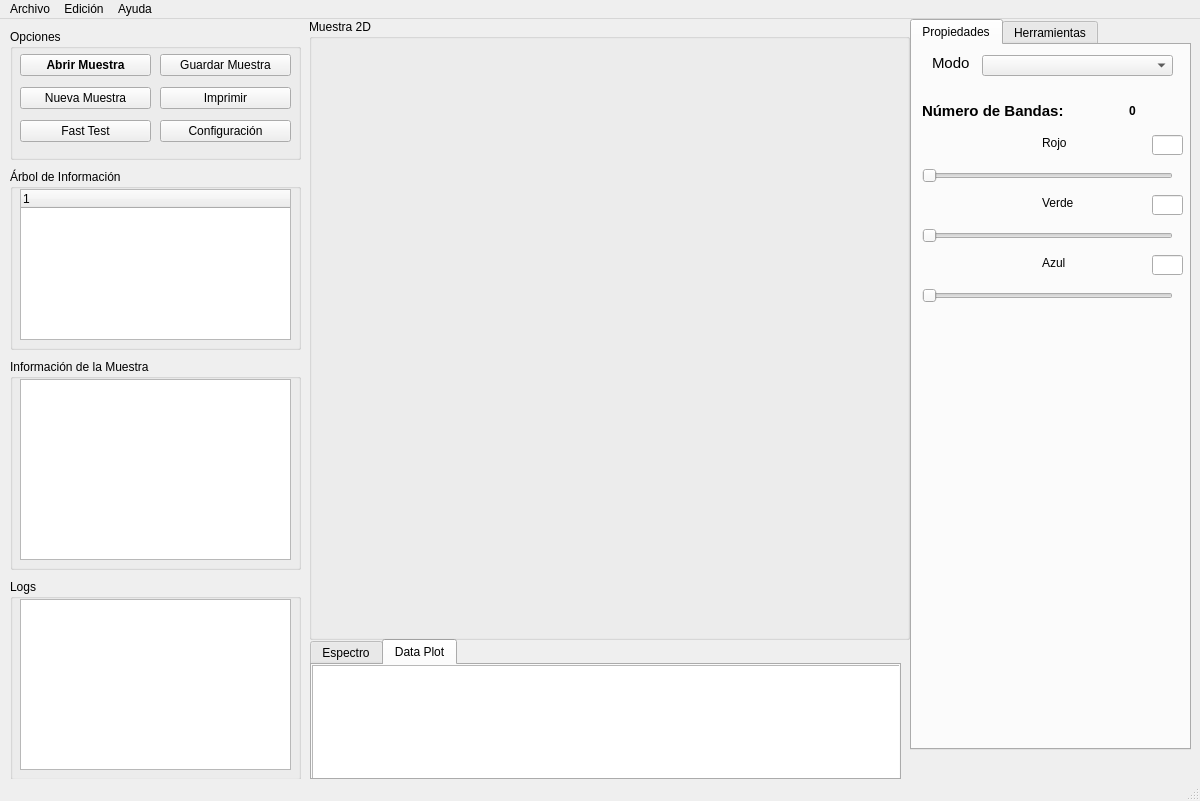
The window that ui/main.ui (4c1dhydr4/hyperspectral) describes before a commit, drawn with Qt 5.
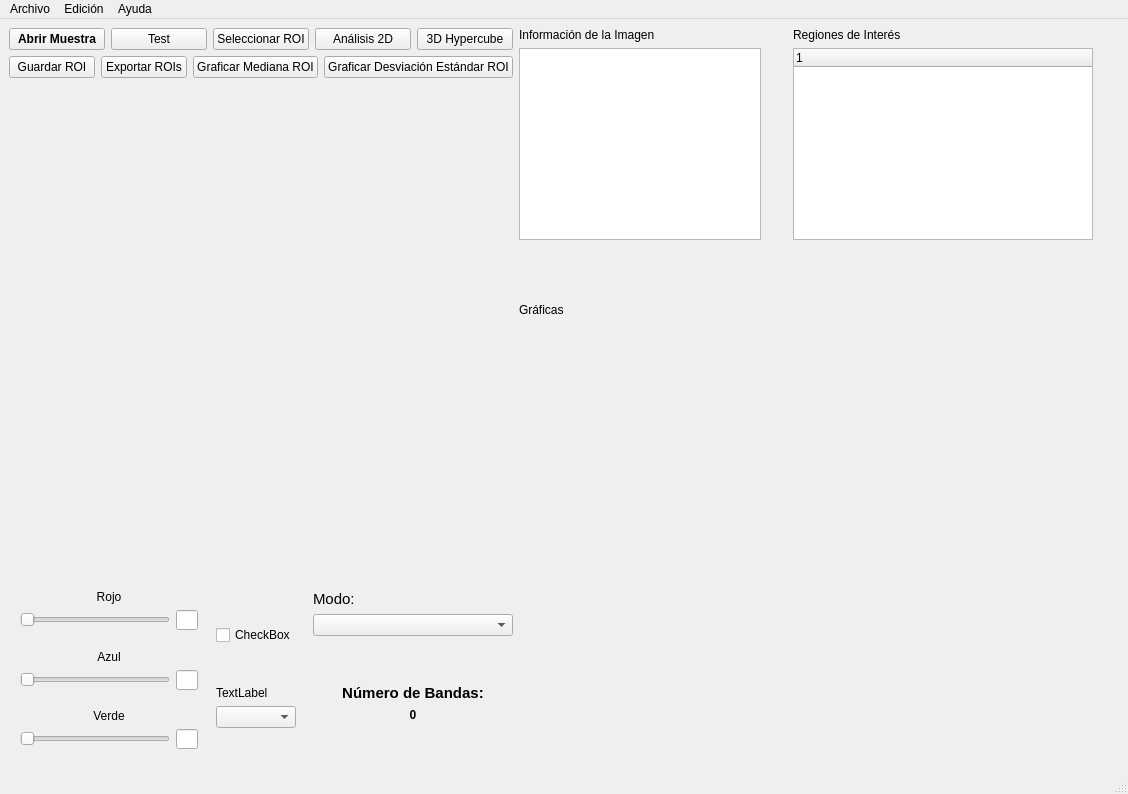
The same window after the commit. The open tabs and pages were chosen to show the change. Custom widgets are drawn as their Qt base class.

Diff of the .ui file:
```diff
--- a/ui/main.ui
+++ b/ui/main.ui
@@ -6,37 +6,18 @@
    <rect>
     <x>0</x>
     <y>0</y>
-    <width>1200</width>
-    <height>801</height>
+    <width>1128</width>
+    <height>794</height>
    </rect>
   </property>
   <property name="windowTitle">
    <string>MainWindow</string>
   </property>
   <widget class="QWidget" name="centralwidget">
-   <widget class="QGroupBox" name="groupBox">
-    <property name="geometry">
-     <rect>
-      <x>10</x>
-      <y>10</y>
-      <width>291</width>
-      <height>131</height>
-     </rect>
-    </property>
-    <property name="title">
-     <string>Opciones</string>
-    </property>
-    <widget class="QWidget" name="gridLayoutWidget">
-     <property name="geometry">
-      <rect>
-       <x>10</x>
-       <y>20</y>
-       <width>131</width>
-       <height>101</height>
-      </rect>
-     </property>
-     <layout class="QGridLayout" name="gridLayout">
-      <item row="0" column="0">
+   <layout class="QGridLayout" name="gridLayout_4">
+    <item row="0" column="0">
+     <layout class="QHBoxLayout" name="horizontalLayout_2">
+      <item>
        <widget class="QPushButton" name="button_open_sample">
         <property name="font">
          <font>
@@ -51,463 +32,618 @@
         </property>
        </widget>
       </item>
-      <item row="1" column="0">
-       <widget class="QPushButton" name="button_new_sample">
-        <property name="text">
-         <string>Nueva Muestra</string>
-        </property>
-       </widget>
-      </item>
-      <item row="2" column="0">
+      <item>
        <widget class="QPushButton" name="button_fast_test">
         <property name="text">
-         <string>Fast Test</string>
+         <string>Test</string>
         </property>
        </widget>
       </item>
+      <item>
+       <widget class="QPushButton" name="lasso_button">
+        <property name="text">
+         <string>Seleccionar ROI</string>
+        </property>
+       </widget>
+      </item>
+      <item>
+       <widget class="QPushButton" name="button_pixel_analityc">
+        <property name="text">
+         <string>Análisis 2D</string>
+        </property>
+       </widget>
+      </item>
+      <item>
+       <widget class="QPushButton" name="button_3d_hypercube">
+        <property name="text">
+         <string>3D Hypercube</string>
+        </property>
+       </widget>
+      </item>
      </layout>
-    </widget>
-    <widget class="QWidget" name="gridLayoutWidget_2">
-     <property name="geometry">
-      <rect>
-       <x>150</x>
-       <y>20</y>
-       <width>131</width>
-       <height>101</height>
-      </rect>
-     </property>
-     <layout class="QGridLayout" name="gridLayout_3">
-      <item row="1" column="0">
-       <widget class="QPushButton" name="button_print">
+    </item>
+    <item row="0" column="2" rowspan="4">
+     <layout class="QVBoxLayout" name="verticalLayout_2">
+      <item>
+       <layout class="QHBoxLayout" name="horizontalLayout_12">
+        <item>
+         <layout class="QVBoxLayout" name="verticalLayout_3">
+          <item>
+           <widget class="QLabel" name="label_5">
+            <property name="text">
+             <string>Información de la Imagen</string>
+            </property>
+           </widget>
+          </item>
+          <item>
+           <widget class="QTextBrowser" name="text_browser_info">
+            <property name="minimumSize">
+             <size>
+              <width>0</width>
+              <height>150</height>
+             </size>
+            </property>
+            <property name="maximumSize">
+             <size>
+              <width>300</width>
+              <height>200</height>
+             </size>
+            </property>
+           </widget>
+          </item>
+         </layout>
+        </item>
+        <item>
+         <spacer name="horizontalSpacer">
+          <property name="orientation">
+           <enum>Qt::Horizontal</enum>
+          </property>
+          <property name="sizeHint" stdset="0">
+           <size>
+            <width>40</width>
+            <height>20</height>
+           </size>
+          </property>
+         </spacer>
+        </item>
+        <item>
+         <layout class="QVBoxLayout" name="verticalLayout_5">
+          <item>
+           <widget class="QLabel" name="label_8">
+            <property name="text">
+             <string>Regiones de Interés</string>
+            </property>
+           </widget>
+          </item>
+          <item>
+           <widget class="QTreeWidget" name="rois_tree_widget">
+            <property name="minimumSize">
+             <size>
+              <width>300</width>
+              <height>150</height>
+             </size>
+            </property>
+            <property name="maximumSize">
+             <size>
+              <width>300</width>
+              <height>200</height>
+             </size>
+            </property>
+            <column>
+             <property name="text">
+              <string notr="true">1</string>
+             </property>
+            </column>
+           </widget>
+          </item>
+         </layout>
+        </item>
+        <item>
+         <spacer name="horizontalSpacer_6">
+          <property name="orientation">
+           <enum>Qt::Horizontal</enum>
+          </property>
+          <property name="sizeHint" stdset="0">
+           <size>
+            <width>40</width>
+            <height>20</height>
+           </size>
+          </property>
+         </spacer>
+        </item>
+       </layout>
+      </item>
+      <item>
+       <spacer name="verticalSpacer_5">
+        <property name="orientation">
+         <enum>Qt::Vertical</enum>
+        </property>
+        <property name="sizeHint" stdset="0">
+         <size>
+          <width>20</width>
+          <height>40</height>
+         </size>
+        </property>
+       </spacer>
+      </item>
+      <item>
+       <layout class="QVBoxLayout" name="verticalLayout_9">
+        <item>
+         <widget class="QLabel" name="label_6">
+          <property name="text">
+           <string>Gráficas</string>
+          </property>
+         </widget>
+        </item>
+        <item>
+         <widget class="graph_plot_view" name="graph_plot_view" native="true">
+          <property name="minimumSize">
+           <size>
+            <width>600</width>
+            <height>400</height>
+           </size>
+          </property>
+          <property name="maximumSize">
+           <size>
+            <width>700</width>
+            <height>600</height>
+           </size>
+          </property>
+         </widget>
+        </item>
+        <item>
+         <spacer name="verticalSpacer_10">
+          <property name="orientation">
+           <enum>Qt::Vertical</enum>
+          </property>
+          <property name="sizeHint" stdset="0">
+           <size>
+            <width>20</width>
+            <height>40</height>
+           </size>
+          </property>
+         </spacer>
+        </item>
+       </layout>
+      </item>
+     </layout>
+    </item>
+    <item row="1" column="0">
+     <layout class="QHBoxLayout" name="horizontalLayout_8">
+      <item>
+       <widget class="QPushButton" name="add_roi_button">
         <property name="text">
-         <string>Imprimir</string>
+         <string>Guardar ROI</string>
         </property>
        </widget>
       </item>
-      <item row="0" column="0">
-       <widget class="QPushButton" name="button_save_sample">
+      <item>
+       <widget class="QPushButton" name="export_roi_button">
         <property name="text">
-         <string>Guardar Muestra</string>
+         <string>Exportar ROIs</string>
         </property>
        </widget>
       </item>
-      <item row="2" column="0">
-       <widget class="QPushButton" name="button_configuration">
+      <item>
+       <widget class="QPushButton" name="graph_profile_button">
         <property name="text">
-         <string>Configuración</string>
+         <string>Graficar Mediana ROI</string>
         </property>
        </widget>
       </item>
+      <item>
+       <widget class="QPushButton" name="graph_standar_des_button">
+        <property name="text">
+         <string>Graficar Desviación Estándar ROI</string>
+        </property>
+       </widget>
+      </item>
      </layout>
-    </widget>
-   </widget>
-   <widget class="QGroupBox" name="groupBox_2">
-    <property name="geometry">
-     <rect>
-      <x>10</x>
-      <y>340</y>
-      <width>291</width>
-      <height>211</height>
-     </rect>
-    </property>
-    <property name="title">
-     <string>Información de la Muestra</string>
-    </property>
-    <widget class="QTextBrowser" name="text_browser_info">
-     <property name="geometry">
-      <rect>
-       <x>10</x>
-       <y>20</y>
-       <width>271</width>
-       <height>181</height>
-      </rect>
-     </property>
-    </widget>
-   </widget>
-   <widget class="QGroupBox" name="groupBox_3">
-    <property name="geometry">
-     <rect>
-      <x>10</x>
-      <y>560</y>
-      <width>291</width>
-      <height>201</height>
-     </rect>
-    </property>
-    <property name="title">
-     <string>Logs</string>
-    </property>
-    <widget class="QListWidget" name="list_view_logs">
-     <property name="geometry">
-      <rect>
-       <x>10</x>
-       <y>20</y>
-       <width>271</width>
-       <height>171</height>
-      </rect>
-     </property>
-    </widget>
-   </widget>
-   <widget class="QGroupBox" name="groupBox_4">
-    <property name="geometry">
-     <rect>
-      <x>10</x>
-      <y>150</y>
-      <width>291</width>
-      <height>181</height>
-     </rect>
-    </property>
-    <property name="title">
-     <string>Árbol de Información</string>
-    </property>
-    <widget class="QTreeWidget" name="tree_information">
-     <property name="geometry">
-      <rect>
-       <x>10</x>
-       <y>20</y>
-       <width>271</width>
-       <height>151</height>
-      </rect>
-     </property>
-     <column>
-      <property name="text">
-       <string notr="true">1</string>
+    </item>
+    <item row="2" column="0">
+     <widget class="graph_2d_view" name="graph_2d_view" native="true">
+      <property name="minimumSize">
+       <size>
+        <width>500</width>
+        <height>500</height>
+       </size>
       </property>
-     </column>
-    </widget>
-   </widget>
-   <widget class="QTabWidget" name="tabWidget_2">
-    <property name="geometry">
-     <rect>
-      <x>310</x>
-      <y>620</y>
-      <width>591</width>
-      <height>141</height>
-     </rect>
-    </property>
-    <property name="currentIndex">
-     <number>0</number>
-    </property>
-    <widget class="QWidget" name="tab_3">
-     <attribute name="title">
-      <string>Espectro</string>
-     </attribute>
-     <widget class="QGraphicsView" name="graph_view_spectre">
-      <property name="geometry">
-       <rect>
-        <x>0</x>
-        <y>0</y>
-        <width>591</width>
-        <height>121</height>
-       </rect>
+      <property name="maximumSize">
+       <size>
+        <width>1200</width>
+        <height>1200</height>
+       </size>
       </property>
      </widget>
-    </widget>
-    <widget class="QWidget" name="tab_4">
-     <attribute name="title">
-      <string>Data Plot</string>
-     </attribute>
-     <widget class="QGraphicsView" name="graph_view_plot">
-      <property name="geometry">
-       <rect>
-        <x>0</x>
-        <y>0</y>
-        <width>591</width>
-        <height>121</height>
-       </rect>
-      </property>
-     </widget>
-    </widget>
-   </widget>
-   <widget class="QTabWidget" name="tabWidget_3">
-    <property name="geometry">
-     <rect>
-      <x>910</x>
-      <y>0</y>
-      <width>281</width>
-      <height>731</height>
-     </rect>
-    </property>
-    <property name="currentIndex">
-     <number>0</number>
-    </property>
-    <widget class="QWidget" name="tab_6">
-     <attribute name="title">
-      <string>Propiedades</string>
-     </attribute>
-     <widget class="QLabel" name="label">
-      <property name="geometry">
-       <rect>
-        <x>20</x>
-        <y>10</y>
-        <width>41</width>
-        <height>16</height>
-       </rect>
-      </property>
-      <property name="font">
-       <font>
-        <pointsize>11</pointsize>
-       </font>
-      </property>
-      <property name="text">
-       <string>Modo</string>
-      </property>
-     </widget>
-     <widget class="QComboBox" name="combo_mode">
-      <property name="geometry">
-       <rect>
-        <x>70</x>
-        <y>10</y>
-        <width>191</width>
-        <height>21</height>
-       </rect>
-      </property>
-     </widget>
-     <widget class="QSlider" name="slider_red_band">
-      <property name="geometry">
-       <rect>
-        <x>10</x>
-        <y>120</y>
-        <width>251</width>
-        <height>22</height>
-       </rect>
-      </property>
-      <property name="orientation">
-       <enum>Qt::Horizontal</enum>
-      </property>
-     </widget>
-     <widget class="QLabel" name="label_2">
-      <property name="geometry">
-       <rect>
-        <x>130</x>
-        <y>90</y>
-        <width>31</width>
-        <height>16</height>
-       </rect>
-      </property>
-      <property name="text">
-       <string>Rojo</string>
-      </property>
-     </widget>
-     <widget class="QLabel" name="label_3">
-      <property name="geometry">
-       <rect>
-        <x>130</x>
-        <y>150</y>
-        <width>31</width>
-        <height>16</height>
-       </rect>
-      </property>
-      <property name="text">
-       <string>Verde</string>
-      </property>
-     </widget>
-     <widget class="QSlider" name="slider_green_band">
-      <property name="geometry">
-       <rect>
-        <x>10</x>
-        <y>180</y>
-        <width>251</width>
-        <height>22</height>
-       </rect>
-      </property>
-      <property name="orientation">
-       <enum>Qt::Horizontal</enum>
-      </property>
-     </widget>
-     <widget class="QSlider" name="slider_blue_band">
-      <property name="geometry">
-       <rect>
-        <x>10</x>
-        <y>240</y>
-        <width>251</width>
-        <height>22</height>
-       </rect>
-      </property>
-      <property name="orientation">
-       <enum>Qt::Horizontal</enum>
-      </property>
-     </widget>
-     <widget class="QLabel" name="label_4">
-      <property name="geometry">
-       <rect>
-        <x>130</x>
-        <y>210</y>
-        <width>31</width>
-        <height>16</height>
-       </rect>
-      </property>
-      <property name="text">
-       <string>Azul</string>
-      </property>
-     </widget>
-     <widget class="QLineEdit" name="red_text_box">
-      <property name="geometry">
-       <rect>
-        <x>240</x>
-        <y>90</y>
-        <width>31</width>
-        <height>20</height>
-       </rect>
-      </property>
-     </widget>
-     <widget class="QLineEdit" name="green_text_box">
-      <property name="geometry">
-       <rect>
-        <x>240</x>
-        <y>150</y>
-        <width>31</width>
-        <height>20</height>
-       </rect>
-      </property>
-     </widget>
-     <widget class="QLineEdit" name="blue_text_box">
-      <property name="geometry">
-       <rect>
-        <x>240</x>
-        <y>210</y>
-        <width>31</width>
-        <height>20</height>
-       </rect>
-      </property>
-     </widget>
-     <widget class="QLabel" name="mode_title">
-      <property name="geometry">
-       <rect>
-        <x>10</x>
-        <y>50</y>
-        <width>161</width>
-        <height>31</height>
-       </rect>
-      </property>
-      <property name="font">
-       <font>
-        <pointsize>11</pointsize>
-        <weight>75</weight>
-        <bold>true</bold>
-       </font>
-      </property>
-      <property name="text">
-       <string>Número de Bandas:</string>
-      </property>
-     </widget>
-     <widget class="QLabel" name="nbands">
-      <property name="geometry">
-       <rect>
-        <x>170</x>
-        <y>50</y>
-        <width>101</width>
-        <height>31</height>
-       </rect>
-      </property>
-      <property name="font">
-       <font>
-        <pointsize>9</pointsize>
-        <weight>75</weight>
-        <bold>true</bold>
-       </font>
-      </property>
-      <property name="text">
-       <string>0</string>
-      </property>
-      <property name="alignment">
-       <set>Qt::AlignCenter</set>
-      </property>
-     </widget>
-    </widget>
-    <widget class="QWidget" name="tab_5">
-     <attribute name="title">
-      <string>Herramientas</string>
-     </attribute>
-     <widget class="QPushButton" name="button_3d_hypercube">
-      <property name="geometry">
-       <rect>
-        <x>10</x>
-        <y>10</y>
-        <width>251</width>
-        <height>31</height>
-       </rect>
-      </property>
-      <property name="text">
-       <string>Visualizar Hipercubo en 3D</string>
-      </property>
-     </widget>
-     <widget class="QPushButton" name="button_pixel_analityc">
-      <property name="geometry">
-       <rect>
-        <x>10</x>
-        <y>50</y>
-        <width>251</width>
-        <height>31</height>
-       </rect>
-      </property>
-      <property name="text">
-       <string>Análisis de Píxeles</string>
-      </property>
-     </widget>
-     <widget class="QGroupBox" name="groupBox_6">
-      <property name="geometry">
-       <rect>
-        <x>10</x>
-        <y>90</y>
-        <width>251</width>
-        <height>141</height>
-       </rect>
-      </property>
-      <property name="title">
-       <string>Herramientas de Selección de Datos</string>
-      </property>
-      <widget class="QPushButton" name="lasso_button">
-       <property name="geometry">
-        <rect>
-         <x>10</x>
-         <y>20</y>
-         <width>111</width>
-         <height>23</height>
-        </rect>
-       </property>
-       <property name="text">
-        <string>Lasso Selector</string>
-       </property>
-      </widget>
-      <widget class="QPushButton" name="rectangle_button">
-       <property name="geometry">
-        <rect>
-         <x>130</x>
-         <y>20</y>
-         <width>111</width>
-         <height>23</height>
-        </rect>
-       </property>
-       <property name="text">
-        <string>Rectangle Selector</string>
-       </property>
-      </widget>
-     </widget>
-    </widget>
-   </widget>
-   <widget class="QGroupBox" name="groupBox_5">
-    <property name="geometry">
-     <rect>
-      <x>309</x>
-      <y>0</y>
-      <width>601</width>
-      <height>621</height>
-     </rect>
-    </property>
-    <property name="title">
-     <string>Muestra 2D</string>
-    </property>
-    <widget class="graph_2d_view" name="graph_2d_view" native="true">
-     <property name="geometry">
-      <rect>
-       <x>0</x>
-       <y>9</y>
-       <width>600</width>
-       <height>600</height>
-      </rect>
-     </property>
-    </widget>
-   </widget>
+    </item>
+    <item row="3" column="0">
+     <layout class="QHBoxLayout" name="horizontalLayout_11">
+      <item>
+       <spacer name="horizontalSpacer_3">
+        <property name="orientation">
+         <enum>Qt::Horizontal</enum>
+        </property>
+        <property name="sizeHint" stdset="0">
+         <size>
+          <width>40</width>
+          <height>20</height>
+         </size>
+        </property>
+       </spacer>
+      </item>
+      <item>
+       <layout class="QVBoxLayout" name="verticalLayout_4">
+        <item>
+         <widget class="QLabel" name="label_2">
+          <property name="text">
+           <string>Rojo</string>
+          </property>
+          <property name="alignment">
+           <set>Qt::AlignCenter</set>
+          </property>
+         </widget>
+        </item>
+        <item>
+         <layout class="QHBoxLayout" name="horizontalLayout_3">
+          <item>
+           <widget class="QSlider" name="slider_red_band">
+            <property name="minimumSize">
+             <size>
+              <width>150</width>
+              <height>0</height>
+             </size>
+            </property>
+            <property name="maximumSize">
+             <size>
+              <width>200</width>
+              <height>16777215</height>
+             </size>
+            </property>
+            <property name="orientation">
+             <enum>Qt::Horizontal</enum>
+            </property>
+           </widget>
+          </item>
+          <item>
+           <widget class="QLineEdit" name="red_text_box">
+            <property name="maximumSize">
+             <size>
+              <width>30</width>
+              <height>20</height>
+             </size>
+            </property>
+           </widget>
+          </item>
+         </layout>
+        </item>
+        <item>
+         <spacer name="verticalSpacer_2">
+          <property name="orientation">
+           <enum>Qt::Vertical</enum>
+          </property>
+          <property name="sizeHint" stdset="0">
+           <size>
+            <width>20</width>
+            <height>40</height>
+           </size>
+          </property>
+         </spacer>
+        </item>
+        <item>
+         <layout class="QVBoxLayout" name="verticalLayout_7">
+          <item>
+           <widget class="QLabel" name="label_4">
+            <property name="text">
+             <string>Azul</string>
+            </property>
+            <property name="alignment">
+             <set>Qt::AlignCenter</set>
+            </property>
+           </widget>
+          </item>
+          <item>
+           <layout class="QHBoxLayout" name="horizontalLayout_4">
+            <item>
+             <widget class="QSlider" name="slider_blue_band">
+              <property name="minimumSize">
+               <size>
+                <width>150</width>
+                <height>0</height>
+               </size>
+              </property>
+              <property name="maximumSize">
+               <size>
+                <width>200</width>
+                <height>16777215</height>
+               </size>
+              </property>
+              <property name="orientation">
+               <enum>Qt::Horizontal</enum>
+              </property>
+             </widget>
+            </item>
+            <item>
+             <widget class="QLineEdit" name="blue_text_box">
+              <property name="maximumSize">
+               <size>
+                <width>30</width>
+                <height>20</height>
+               </size>
+              </property>
+             </widget>
+            </item>
+           </layout>
+          </item>
+         </layout>
+        </item>
+        <item>
+         <spacer name="verticalSpacer_4">
+          <property name="orientation">
+           <enum>Qt::Vertical</enum>
+          </property>
+          <property name="sizeHint" stdset="0">
+           <size>
+            <width>20</width>
+            <height>40</height>
+           </size>
+          </property>
+         </spacer>
+        </item>
+        <item>
+         <layout class="QVBoxLayout" name="verticalLayout_8">
+          <item>
+           <widget class="QLabel" name="label_3">
+            <property name="text">
+             <string>Verde</string>
+            </property>
+            <property name="alignment">
+             <set>Qt::AlignCenter</set>
+            </property>
+           </widget>
+          </item>
+          <item>
+           <layout class="QHBoxLayout" name="horizontalLayout_5">
+            <item>
+             <widget class="QSlider" name="slider_green_band">
+              <property name="minimumSize">
+               <size>
+                <width>150</width>
+                <height>0</height>
+               </size>
+              </property>
+              <property name="maximumSize">
+               <size>
+                <width>200</width>
+                <height>16777215</height>
+               </size>
+              </property>
+              <property name="orientation">
+               <enum>Qt::Horizontal</enum>
+              </property>
+             </widget>
+            </item>
+            <item>
+             <widget class="QLineEdit" name="green_text_box">
+              <property name="maximumSize">
+               <size>
+                <width>30</width>
+                <height>20</height>
+               </size>
+              </property>
+             </widget>
+            </item>
+           </layout>
+          </item>
+         </layout>
+        </item>
+        <item>
+         <spacer name="verticalSpacer_3">
+          <property name="orientation">
+           <enum>Qt::Vertical</enum>
+          </property>
+          <property name="sizeHint" stdset="0">
+           <size>
+            <width>20</width>
+            <height>40</height>
+           </size>
+          </property>
+         </spacer>
+        </item>
+       </layout>
+      </item>
+      <item>
+       <spacer name="horizontalSpacer_4">
+        <property name="orientation">
+         <enum>Qt::Horizontal</enum>
+        </property>
+        <property name="sizeHint" stdset="0">
+         <size>
+          <width>40</width>
+          <height>20</height>
+         </size>
+        </property>
+       </spacer>
+      </item>
+      <item>
+       <layout class="QVBoxLayout" name="verticalLayout">
+        <item>
+         <spacer name="verticalSpacer_9">
+          <property name="orientation">
+           <enum>Qt::Vertical</enum>
+          </property>
+          <property name="sizeHint" stdset="0">
+           <size>
+            <width>20</width>
+            <height>40</height>
+           </size>
+          </property>
+         </spacer>
+        </item>
+        <item>
+         <widget class="QCheckBox" name="checkBox">
+          <property name="text">
+           <string>CheckBox</string>
+          </property>
+         </widget>
+        </item>
+        <item>
+         <spacer name="verticalSpacer_6">
+          <property name="orientation">
+           <enum>Qt::Vertical</enum>
+          </property>
+          <property name="sizeHint" stdset="0">
+           <size>
+            <width>20</width>
+            <height>40</height>
+           </size>
+          </property>
+         </spacer>
+        </item>
+        <item>
+         <widget class="QLabel" name="label_7">
+          <property name="text">
+           <string>TextLabel</string>
+          </property>
+         </widget>
+        </item>
+        <item>
+         <widget class="QComboBox" name="comboBox"/>
+        </item>
+        <item>
+         <spacer name="verticalSpacer_8">
+          <property name="orientation">
+           <enum>Qt::Vertical</enum>
+          </property>
+          <property name="sizeHint" stdset="0">
+           <size>
+            <width>20</width>
+            <height>40</height>
+           </size>
+          </property>
+         </spacer>
+        </item>
+       </layout>
+      </item>
+      <item>
+       <spacer name="horizontalSpacer_5">
+        <property name="orientation">
+         <enum>Qt::Horizontal</enum>
+        </property>
+        <property name="sizeHint" stdset="0">
+         <size>
+          <width>40</width>
+          <height>20</height>
+         </size>
+        </property>
+       </spacer>
+      </item>
+      <item>
+       <layout class="QVBoxLayout" name="verticalLayout_10">
+        <item>
+         <widget class="QLabel" name="label">
+          <property name="font">
+           <font>
+            <pointsize>11</pointsize>
+           </font>
+          </property>
+          <property name="text">
+           <string>Modo:</string>
+          </property>
+         </widget>
+        </item>
+        <item>
+         <widget class="QComboBox" name="combo_mode">
+          <property name="minimumSize">
+           <size>
+            <width>200</width>
+            <height>0</height>
+           </size>
+          </property>
+          <property name="maximumSize">
+           <size>
+            <width>200</width>
+            <height>16777215</height>
+           </size>
+          </property>
+         </widget>
+        </item>
+        <item>
+         <spacer name="verticalSpacer_7">
+          <property name="orientation">
+           <enum>Qt::Vertical</enum>
+          </property>
+          <property name="sizeHint" stdset="0">
+           <size>
+            <width>20</width>
+            <height>40</height>
+           </size>
+          </property>
+         </spacer>
+        </item>
+        <item>
+         <widget class="QLabel" name="mode_title">
+          <property name="maximumSize">
+           <size>
+            <width>200</width>
+            <height>16777215</height>
+           </size>
+          </property>
+          <property name="font">
+           <font>
+            <pointsize>11</pointsize>
+            <weight>75</weight>
+            <bold>true</bold>
+           </font>
+          </property>
+          <property name="text">
+           <string>Número de Bandas:</string>
+          </property>
+          <property name="alignment">
+           <set>Qt::AlignCenter</set>
+          </property>
+         </widget>
+        </item>
+        <item>
+         <widget class="QLabel" name="nbands">
+          <property name="maximumSize">
+           <size>
+            <width>200</width>
+            <height>16777215</height>
+           </size>
+          </property>
+          <property name="font">
+           <font>
+            <pointsize>9</pointsize>
+            <weight>75</weight>
+            <bold>true</bold>
+           </font>
+          </property>
+          <property name="text">
+           <string>0</string>
+          </property>
+          <property name="alignment">
+           <set>Qt::AlignCenter</set>
+          </property>
+         </widget>
+        </item>
+        <item>
+         <spacer name="verticalSpacer">
+          <property name="orientation">
+           <enum>Qt::Vertical</enum>
+          </property>
+          <property name="sizeHint" stdset="0">
+           <size>
+            <width>20</width>
+            <height>40</height>
+           </size>
+          </property>
+         </spacer>
+        </item>
+       </layout>
+      </item>
+     </layout>
+    </item>
+   </layout>
   </widget>
   <widget class="QStatusBar" name="statusbar"/>
   <widget class="QMenuBar" name="menubar">
@@ -515,7 +651,7 @@
     <rect>
      <x>0</x>
      <y>0</y>
-     <width>1200</width>
+     <width>1128</width>
      <height>21</height>
     </rect>
    </property>
@@ -546,6 +682,12 @@
    <header>graph_2d_view.h</header>
    <container>1</container>
   </customwidget>
+  <customwidget>
+   <class>graph_plot_view</class>
+   <extends>QWidget</extends>
+   <header location="global">graph_plot_view.h</header>
+   <container>1</container>
+  </customwidget>
  </customwidgets>
  <resources/>
  <connections/>
```
